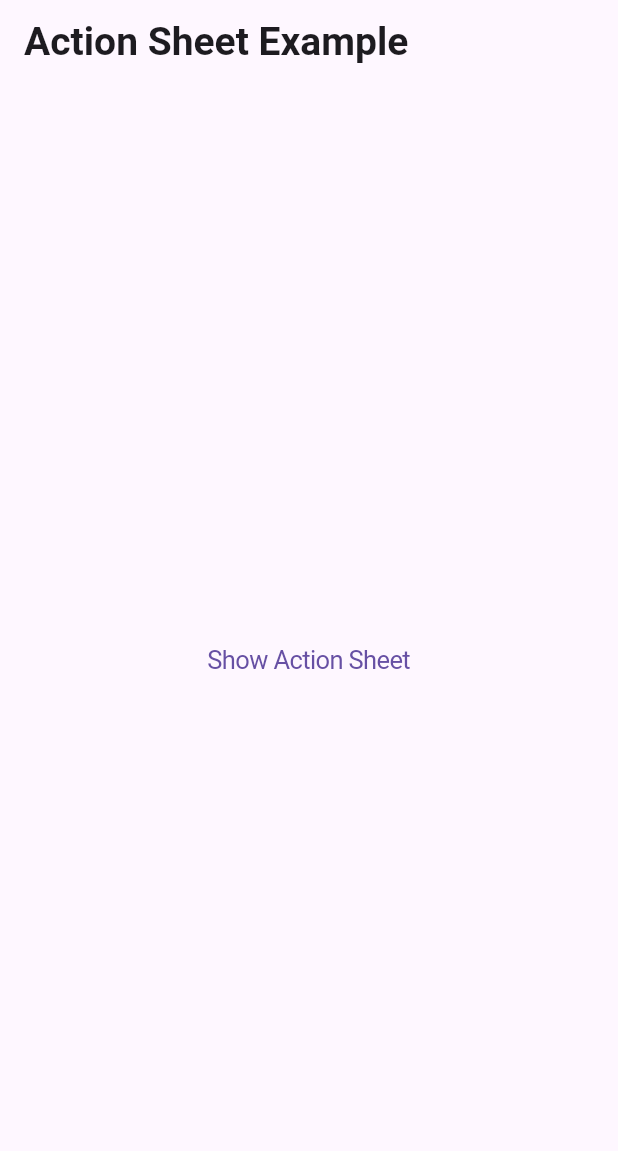
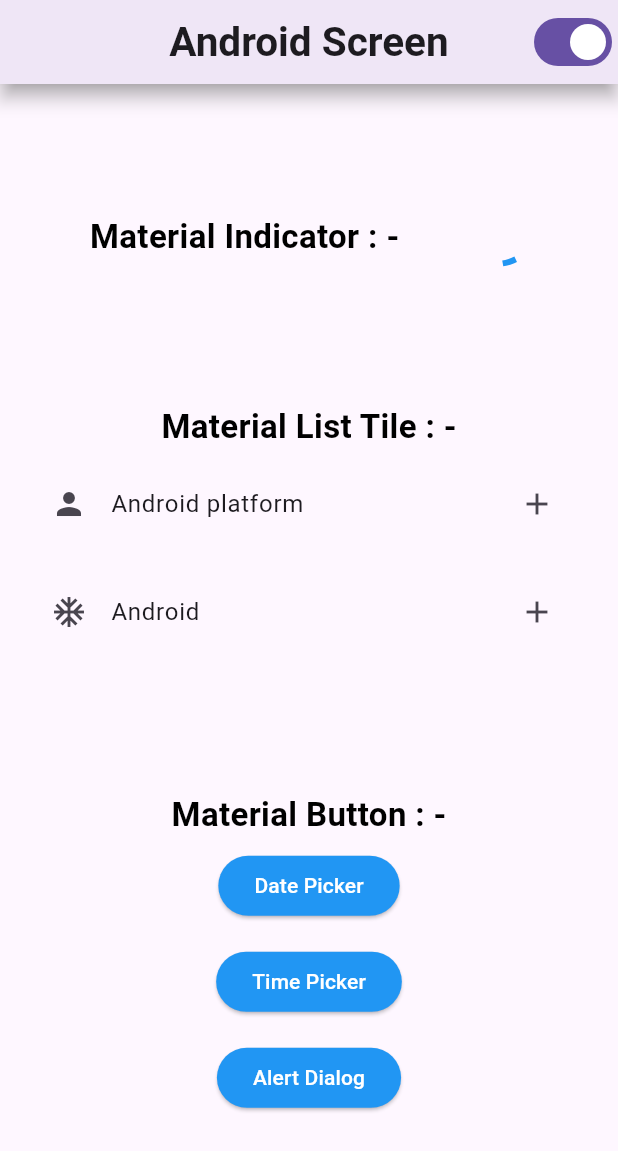
Before and after one commit to Drashtipatel296/adv_flutter_ch2, a Flutter app: the screen it shows after launch, on a phone screen of 412 x 824 dp. Shown: the top 1151 px of the screen. Run offline on Flutter 3.47's test engine with Material 3 defaults, Android fonts, the phone set to English and light mode, and no system bars.

Commit message:
08-05-2024

```diff
--- a/lib/main.dart
+++ b/lib/main.dart
@@ -1,6 +1,15 @@
+import 'dart:io';
+import 'package:adv_flutter_ch2/screens/Cupertino%20Widgets/adaptive_widgets/adaptive_widget.dart';
+import 'package:adv_flutter_ch2/screens/Cupertino%20Widgets/provider/platform_provider.dart';
+import 'package:adv_flutter_ch2/screens/Cupertino%20Widgets/view/android_screen/androidscreen.dart';
+import 'package:adv_flutter_ch2/screens/Cupertino%20Widgets/view/iOs_screen/iOsscreen.dart';
+import 'package:adv_flutter_ch2/screens/Date%20Picker,%20Time%20Picker,%20Dialog%20Box%20using%20Material%20&%20Cupertino/Android/date_picker.dart';
 import 'package:adv_flutter_ch2/screens/Date%20Picker,%20Time%20Picker,%20Dialog%20Box%20using%20Material%20&%20Cupertino/Android/dialog_screen.dart';
 import 'package:adv_flutter_ch2/screens/Date%20Picker,%20Time%20Picker,%20Dialog%20Box%20using%20Material%20&%20Cupertino/Android/provider/dialog_provider.dart';
+import 'package:adv_flutter_ch2/screens/Date%20Picker,%20Time%20Picker,%20Dialog%20Box%20using%20Material%20&%20Cupertino/Android/time_picker.dart';
 import 'package:adv_flutter_ch2/screens/Date%20Picker,%20Time%20Picker,%20Dialog%20Box%20using%20Material%20&%20Cupertino/iOS/action_sheet.dart';
+import 'package:adv_flutter_ch2/screens/Date%20Picker,%20Time%20Picker,%20Dialog%20Box%20using%20Material%20&%20Cupertino/iOS/date_picker.dart';
+import 'package:adv_flutter_ch2/screens/Date%20Picker,%20Time%20Picker,%20Dialog%20Box%20using%20Material%20&%20Cupertino/iOS/time_picker.dart';
 import 'package:flutter/material.dart';
 import 'package:provider/provider.dart';
 
@@ -11,6 +20,9 @@ void main() {
         ChangeNotifierProvider(
           create: (context) => RingtoneModel(),
         ),
+        ChangeNotifierProvider(
+          create: (context) => PlatformProvider(),
+        )
       ],
       child: const MyApp(),
     ),
@@ -22,6 +34,9 @@ class MyApp extends StatelessWidget {
 
   @override
   Widget build(BuildContext context) {
+    String ans = Platform.operatingSystem;
+    print(ans);
+
     return MaterialApp(
       debugShowCheckedModeBanner: false,
       theme: ThemeData.light().copyWith(
@@ -29,7 +44,7 @@ class MyApp extends StatelessWidget {
           backgroundColor: Colors.blue.shade50,
         ),
       ),
-      home: const ActionSheetExample(),
+      home: const AdaptiveScreen(),
     );
   }
 }
--- /dev/null
+++ b/lib/screens/Cupertino Widgets/adaptive_widgets/adaptive_widget.dart
@@ -0,0 +1,26 @@
+import 'package:adv_flutter_ch2/screens/Cupertino%20Widgets/view/android_screen/androidscreen.dart';
+import 'package:adv_flutter_ch2/screens/Cupertino%20Widgets/view/iOs_screen/iOsscreen.dart';
+import 'package:flutter/cupertino.dart';
+import 'package:flutter/material.dart';
+import 'package:provider/provider.dart';
+import '../provider/platform_provider.dart';
+
+class AdaptiveScreen extends StatelessWidget {
+  const AdaptiveScreen({super.key});
+
+  @override
+  Widget build(BuildContext context) {
+    if(Provider.of<PlatformProvider>(context, listen: true).isAndroid){
+      return const MaterialApp(
+        debugShowCheckedModeBanner: false,
+        home: AndroidScreen(),
+      );
+    }
+    else{
+      return const CupertinoApp(
+        debugShowCheckedModeBanner: false,
+        home: IosScreen(),
+      );
+    }
+  }
+}
--- /dev/null
+++ b/lib/screens/Cupertino Widgets/provider/platform_provider.dart
@@ -0,0 +1,10 @@
+import 'package:flutter/material.dart';
+
+class PlatformProvider extends ChangeNotifier{
+  bool isAndroid = true;
+
+  void platform(bool value){
+    isAndroid = value;
+    notifyListeners();
+  }
+}
--- /dev/null
+++ b/lib/screens/Cupertino Widgets/view/android_screen/androidscreen.dart
@@ -0,0 +1,43 @@
+import 'package:adv_flutter_ch2/screens/Cupertino%20Widgets/provider/platform_provider.dart';
+import 'package:adv_flutter_ch2/screens/Cupertino%20Widgets/view/android_screen/button_screen.dart';
+import 'package:adv_flutter_ch2/screens/Cupertino%20Widgets/view/android_screen/indicator_screen.dart';
+import 'package:adv_flutter_ch2/screens/Cupertino%20Widgets/view/android_screen/listtile_screen.dart';
+import 'package:flutter/material.dart';
+import 'package:provider/provider.dart';
+
+class AndroidScreen extends StatelessWidget {
+  const AndroidScreen({super.key});
+
+  @override
+  Widget build(BuildContext context) {
+    return Scaffold(
+      appBar: AppBar(
+        elevation: 5,
+        shadowColor: Colors.grey,
+        title: Text(
+          'Android Screen',
+          style: TextStyle(fontWeight: FontWeight.bold, fontSize: 27),
+        ),
+        centerTitle: true,
+        actions: [
+          Switch(
+            value:
+                Provider.of<PlatformProvider>(context, listen: true).isAndroid,
+            onChanged: (value) {
+              Provider.of<PlatformProvider>(context, listen: false)
+                  .platform(value);
+            },
+          )
+        ],
+      ),
+      body: Column(
+        mainAxisAlignment: MainAxisAlignment.spaceEvenly,
+        children: [
+          indicator(),
+          listTileAndroid(),
+          materialButton(context),
+        ],
+      ),
+    );
+  }
+}
--- /dev/null
+++ b/lib/screens/Cupertino Widgets/view/android_screen/button_screen.dart
@@ -0,0 +1,81 @@
+import 'package:flutter/material.dart';
+
+Padding materialButton(BuildContext context) {
+  return Padding(
+    padding: const EdgeInsets.symmetric(vertical: 10, horizontal: 10),
+    child: Column(
+      children: [
+        Text(
+          'Material Button : -',
+          style: TextStyle(
+              fontSize: 22,
+              fontWeight: FontWeight.bold,
+              color: Colors.black),
+        ),
+        Padding(
+          padding: const EdgeInsets.all(8.0),
+          child: ElevatedButton(
+            style: ButtonStyle(
+                backgroundColor: MaterialStatePropertyAll(Colors.blue)),
+            child: const Text(
+              'Date Picker',
+              style: TextStyle(color: Colors.white),
+            ),
+            onPressed: () {
+              showDatePicker(
+                  context: context,
+                  firstDate: DateTime(1950),
+                  lastDate: DateTime(2050));
+            },
+          ),
+        ),
+        Padding(
+          padding: const EdgeInsets.all(8.0),
+          child: ElevatedButton(
+            style: ButtonStyle(
+                backgroundColor: MaterialStatePropertyAll(Colors.blue)),
+            child: const Text(
+              'Time Picker',
+              style: TextStyle(color: Colors.white),
+            ),
+            onPressed: () {
+              showTimePicker(
+                  context: context, initialTime: TimeOfDay.now());
+            },
+          ),
+        ),
+        Padding(
+          padding: const EdgeInsets.all(8.0),
+          child: ElevatedButton(
+            style: ButtonStyle(
+                backgroundColor: MaterialStatePropertyAll(Colors.blue)),
+            child: const Text(
+              'Alert Dialog',
+              style: TextStyle(color: Colors.white),
+            ),
+            onPressed: () {
+              showDialog(
+                context: context,
+                builder: (context) => AlertDialog(
+                  title: const Text("Welcome to Android platform"),
+                  actions: [
+                    TextButton(
+                        onPressed: () {
+                          Navigator.of(context).pop();
+                        },
+                        child: const Text('Next')),
+                    TextButton(
+                        onPressed: () {
+                          Navigator.of(context).pop();
+                        },
+                        child: const Text('Close')),
+                  ],
+                ),
+              );
+            },
+          ),
+        ),
+      ],
+    ),
+  );
+}
--- /dev/null
+++ b/lib/screens/Cupertino Widgets/view/android_screen/indicator_screen.dart
@@ -0,0 +1,22 @@
+import 'package:flutter/material.dart';
+
+Padding indicator() {
+  return const Padding(
+    padding: EdgeInsets.symmetric(vertical: 20.0, horizontal: 10),
+    child: Row(
+      mainAxisAlignment: MainAxisAlignment.spaceEvenly,
+      children: [
+        Text(
+          'Material Indicator : -',
+          style: TextStyle(
+              color: Colors.black,
+              fontSize: 22,
+              fontWeight: FontWeight.bold),
+        ),
+        CircularProgressIndicator(
+          color: Colors.blue,
+        )
+      ],
+    ),
+  );
+}
--- /dev/null
+++ b/lib/screens/Cupertino Widgets/view/android_screen/listtile_screen.dart
@@ -0,0 +1,32 @@
+import 'package:flutter/material.dart';
+
+Padding listTileAndroid() {
+  return const Padding(
+    padding: EdgeInsets.symmetric(vertical: 10, horizontal: 10),
+    child: Column(
+      children: [
+        Text(
+          'Material List Tile : -',
+          style: TextStyle(
+              fontSize: 22,
+              fontWeight: FontWeight.bold,
+              color: Colors.black),
+        ),
+        Padding(
+          padding: EdgeInsets.all(8.0),
+          child: ListTile(
+              leading: Icon(Icons.person),
+              trailing: Icon(Icons.add),
+              title: Text('Android platform')),
+        ),
+        Padding(
+          padding: EdgeInsets.all(8.0),
+          child: ListTile(
+              leading: Icon(Icons.ac_unit),
+              trailing: Icon(Icons.add),
+              title: Text('Android')),
+        ),
+      ],
+    ),
+  );
+}
--- a/lib/screens/Date Picker, Time Picker, Dialog Box using Material & Cupertino/Android/date_picker.dart
+++ b/lib/screens/Date Picker, Time Picker, Dialog Box using Material & Cupertino/Android/date_picker.dart
@@ -3,8 +3,8 @@ import 'package:flutter/material.dart';
 DateTime dateTime = DateTime.now();
 final TextEditingController dateController = TextEditingController();
 
-class Scree1 extends StatelessWidget {
-  const Scree1({super.key});
+class Screen1 extends StatelessWidget {
+  const Screen1({super.key});
 
   @override
   Widget build(BuildContext context) {
--- a/lib/screens/Date Picker, Time Picker, Dialog Box using Material & Cupertino/Android/dialog_screen.dart
+++ b/lib/screens/Date Picker, Time Picker, Dialog Box using Material & Cupertino/Android/dialog_screen.dart
@@ -23,7 +23,7 @@ class DialogScreen extends StatelessWidget {
               context: context,
               builder: (context) {
                 return AlertDialog(
-                  title: Text('Phone ringtone'),
+                  title: Text('Phone ringtone',style: TextStyle(fontWeight: FontWeight.w500),),
                   content: Column(
                     mainAxisSize: MainAxisSize.min,
                     children: [
```
Also changed, not shown: lib/screens/Cupertino Widgets/view/iOs_screen/activity_indicator.dart (added, +26 -0 lines), lib/screens/Cupertino Widgets/view/iOs_screen/alert_dialog_screen.dart (added, +73 -0 lines), lib/screens/Cupertino Widgets/view/iOs_screen/date_picker.dart (added, +27 -0 lines), lib/screens/Cupertino Widgets/view/iOs_screen/iOsscreen.dart (added, +39 -0 lines), lib/screens/Cupertino Widgets/view/iOs_screen/listtile_screen.dart (added, +26 -0 lines), lib/screens/Cupertino Widgets/view/iOs_screen/timr_picker.dart (added, +27 -0 lines).
